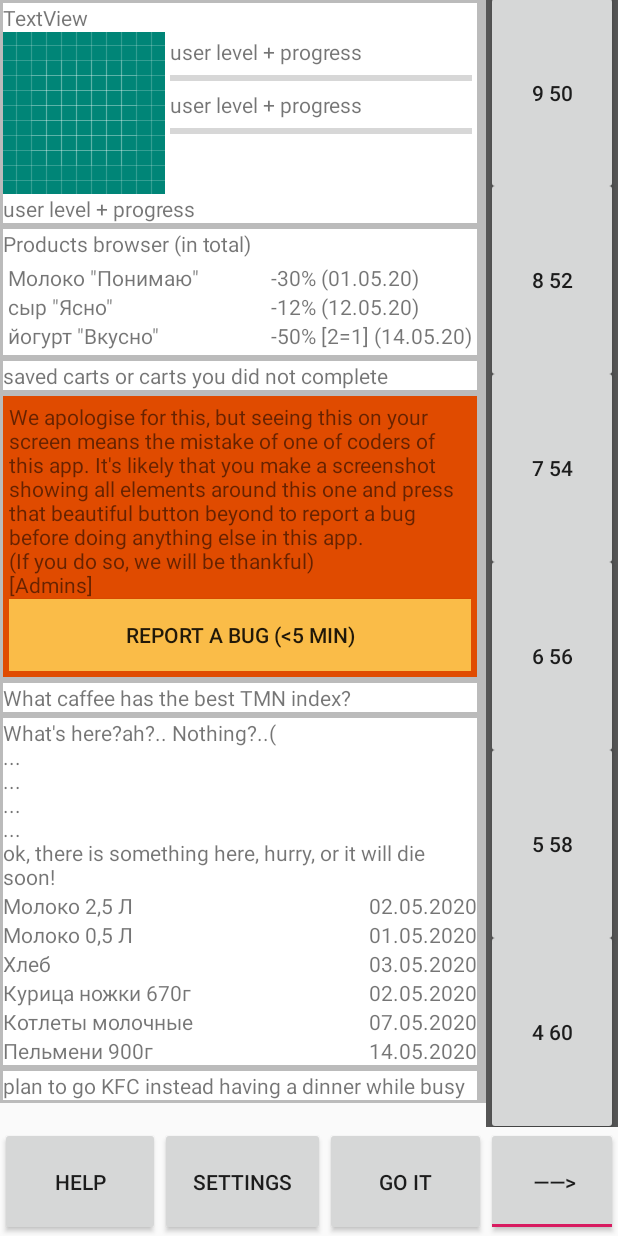
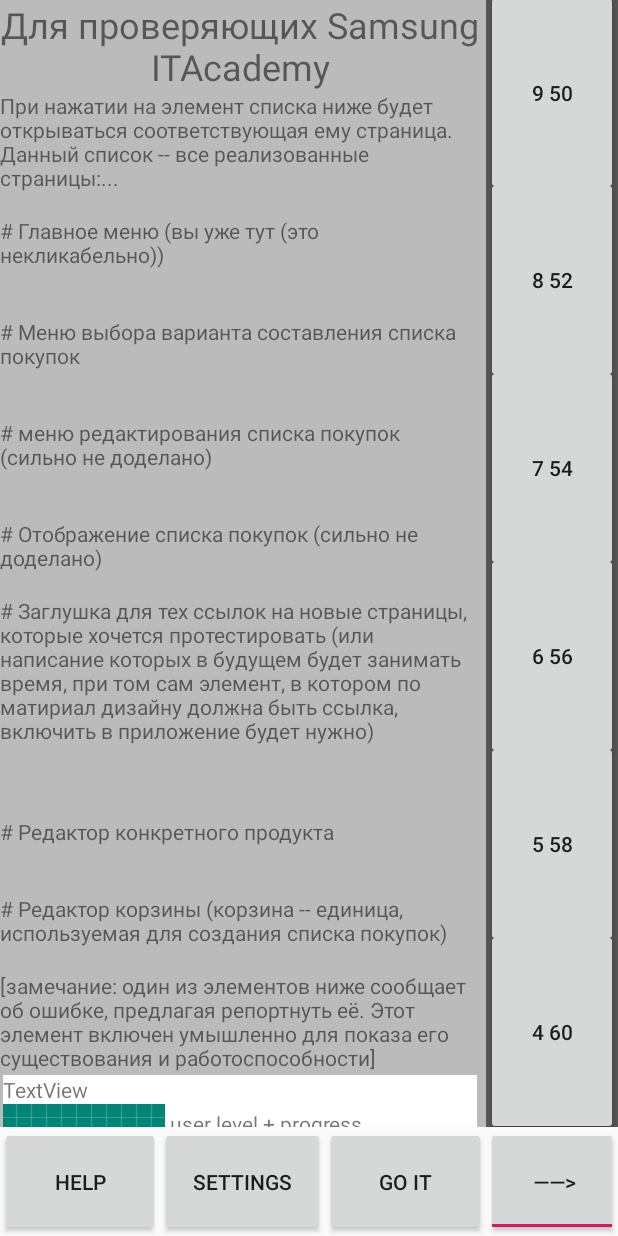
Before and after one commit to Sp3ch/foodcountpp, an Android app: the screen it shows after launch (ActivityPage0), on a phone screen of 412 x 824 dp. Run offline under Robolectric (Android 15) with nearby library versions, the phone set to English and light mode, and no system bars.

Commit message:
Added pages 2,3, post for Samsung in page 0, pages connected

```diff
--- a/app/src/main/java/ru/krivorukie/foodcountpp/ActivityPage0.java
+++ b/app/src/main/java/ru/krivorukie/foodcountpp/ActivityPage0.java
@@ -50,8 +50,8 @@ Button button1,button2,button3,button4;
         setContentView(R.layout.page_0);
 
 
-        //int position=0;         //TODO
-        if(savedInstanceState!=null)fnr2=fragMan.getFragment(savedInstanceState,"fnr1");
+        //int position=0;
+        if(savedInstanceState!=null) fnr2=fragMan.getFragment(savedInstanceState,"fnr1");
 
 
 //test
--- a/app/src/main/java/ru/krivorukie/foodcountpp/Page0Posts.java
+++ b/app/src/main/java/ru/krivorukie/foodcountpp/Page0Posts.java
@@ -12,16 +12,17 @@ import android.view.LayoutInflater;
 import android.view.View;
 import android.view.ViewGroup;
 
-//import retrofit2.Call;
-//import retrofit2.Response;
-//import retrofit2.Retrofit;
-//import retrofit2.converter.gson.GsonConverterFactory;
-//import retrofit2.http.GET;
-//import retrofit2.http.Query;
+import retrofit2.Call;
+import retrofit2.Response;
+import retrofit2.Retrofit;
+import retrofit2.converter.gson.GsonConverterFactory;
+import retrofit2.http.GET;
+import retrofit2.http.Query;
 
 import android.app.Fragment; // TODO adapt for Support library
 import android.widget.Button;
 import android.widget.LinearLayout;
+import android.widget.TextView;
 
 import androidx.annotation.NonNull;
 import androidx.annotation.Nullable;
@@ -49,8 +50,9 @@ import java.util.HashMap;
 import java.util.List;
 
 public class Page0Posts {
-     private final short amount=6;  private short scope_size=7;
-    private  String [] posts={"Decoy","CafesBrowser","Carts","Fridge","PlanACafe","Progress","TotalProducts"}; // names of posts for son=me iterators to use in cycle
+     private final short amount=7;      // amount of posts existing in the app (Decoy not included)
+     private final short scope_size=7;  // amount of posts loaded to Page0
+    private  String [] posts={"Decoy","ForSamsung","CafesBrowser","Carts","Fridge","PlanACafe","Progress","TotalProducts"}; // names of posts for son=me iterators to use in cycle
     private HashMap<Short,String> weight=new HashMap<>();  // position in the scope
     private HashMap<String,Integer> id = new HashMap<>(); // id's for taking em as elements manipulating with layouts
     private short[] weightVals = new short [amount+1];
@@ -65,8 +67,6 @@ public class Page0Posts {
         for(String ii:posts){
             weightVals[i]=a;
             weightKeys[i]=ii;
-            //id.put(i,a);
-            //weight.put(a,ii);
             a++; i++;
         }
 
@@ -101,32 +101,33 @@ public class Page0Posts {
             super.onPostExecute(result);
             Log.d("glhf", Arrays.toString(userFromServer.weights));
         }
-    }*/
-    /*public interface GerritAPI {
+    }
+    public interface GetAPI {
 
         @GET("json/")
         Call<List<User>> loadChanges();//@Query("q") String status
-    }*/
+    }
     public static class User {
         public int amount;
         public int[] weights;
     }
 
-    /*private void getOnlineNavRailSettings(){
+    private void getOnlineNavRailSettings(){
 
         Log.d("glhf", "12345");
         new MyAsyncTask().execute("");
-    }*/
-
+    }
+*/
 
     private void getNavRailSetting(){// gets info about weight[]
         //for(short i=amount;i>0;i--) weights[i-1]=(short)(i-1);// Kostili till [preferences]
         //TODO [preferences] get settings from memory
+
         //getOnlineNavRailSettings();
-
-        weightVals[posByKey("Progress")]=0;
-        weightVals[posByKey("TotalProducts")]=1;
-        weightVals[posByKey("Carts")]=2;
+        weightVals[posByKey("ForSamsung")]=0;
+        weightVals[posByKey("Progress")]=1;
+        weightVals[posByKey("TotalProducts")]=2;
+        weightVals[posByKey("Carts")]=3;
 
 
 
@@ -181,6 +182,7 @@ public class Page0Posts {
             case "PlanACafe":fragment = new PlanACAfe();break;
             case "Progress":fragment  = new Progress();break;
             case "TotalProducts":fragment = new TotalProducts();break;
+            case "ForSamsung":fragment = new ForSamsung(); break;
             case "Decoy":fragment=new Decoy(); break;
             default: fragment=null; break;
         }
@@ -253,10 +255,69 @@ public class Page0Posts {
                     startActivity(i);
                 }
             });
-            return totalProducts;}}
+            return totalProducts;}
+    }
+
+
+    public static class ForSamsung extends Fragment{
+        @Override
+        public View onCreateView(@NonNull LayoutInflater inflater, @Nullable ViewGroup container, @Nullable Bundle savedInstanceState){
+            final View forSamsung=inflater.inflate(R.layout.fragment_post_for_samsung, container, false);
+
+            LinearLayout text36 =forSamsung.findViewById(R.id.text36);
+            text36.setOnClickListener(new View.OnClickListener(){
+                Intent i;
+                @Override
+                public void onClick(View v){
+                    i=new Intent(forSamsung.getContext(), ActivityPage1.class);
+                    startActivity(i);
+                }
+            });
+            LinearLayout text37 =forSamsung.findViewById(R.id.text37);
+            text37.setOnClickListener(new View.OnClickListener(){
+                Intent i;
+                @Override
+                public void onClick(View v){
+                    i=new Intent(forSamsung.getContext(), ActivityPage2.class);
+                    startActivity(i);
+                }
+            });
+            LinearLayout text38 =forSamsung.findViewById(R.id.text38);
+            text38.setOnClickListener(new View.OnClickListener(){
+                Intent i;
+                @Override
+                public void onClick(View v){
+                    i=new Intent(forSamsung.getContext(), ActivityPage3.class);
+                    startActivity(i);
+                }
+            });LinearLayout text39 =forSamsung.findViewById(R.id.text39);
+            text39.setOnClickListener(new View.OnClickListener(){
+                Intent i;
+                @Override
+                public void onClick(View v){
+                    i=new Intent(forSamsung.getContext(), ActivityPageInDevelopment.class);
+                    startActivity(i);
+                }
+            });
+            LinearLayout text40 =forSamsung.findViewById(R.id.text40);
+            text40.setOnClickListener(new View.OnClickListener(){
+                Intent i;
+                @Override
+                public void onClick(View v){
+                    i=new Intent(forSamsung.getContext(), ActivityPage5.class);
+                    startActivity(i);
+                }
+            });
+            LinearLayout text41 =forSamsung.findViewById(R.id.text41);
+            text41.setOnClickListener(new View.OnClickListener(){
+                Intent i;
+                @Override
+                public void onClick(View v){
+                    i=new Intent(forSamsung.getContext(), ActivityPage4.class);
+                    startActivity(i);
+                }
+            });
+            return forSamsung;}
+    }
 
 }
-/*
-* i1=new Intent(ActivityPage0.this, ActivityPage4.class);
-                        startActivity(i1);
-* */
--- /dev/null
+++ b/app/src/main/res/layout/fragment_post_for_samsung.xml
@@ -0,0 +1,128 @@
+<?xml version="1.0" encoding="utf-8"?>
+<androidx.constraintlayout.widget.ConstraintLayout
+    xmlns:android="http://schemas.android.com/apk/res/android"
+    xmlns:tools="http://schemas.android.com/tools"
+    android:layout_width="match_parent"
+    android:layout_height="match_parent">
+
+    <LinearLayout
+        android:layout_width="match_parent"
+        android:layout_height="wrap_content"
+        android:orientation="vertical"
+        tools:layout_editor_absoluteX="1dp"
+        tools:layout_editor_absoluteY="1dp">
+
+        <TextView
+            android:id="@+id/textView32"
+            android:layout_width="match_parent"
+            android:layout_height="wrap_content"
+            android:text="Для проверяющих Samsung ITAcademy"
+            android:textAlignment="center"
+            android:textSize="24sp" />
+
+        <TextView
+            android:id="@+id/textView34"
+            android:layout_width="match_parent"
+            android:layout_height="wrap_content"
+            android:text="При нажатии на элемент списка ниже будет открываться соответствующая ему страница. Данный список -- все реализованные страницы:..." />
+
+        <TextView
+            android:id="@+id/textView35"
+            android:layout_width="match_parent"
+            android:layout_height="wrap_content"
+            android:clickable="false"
+            android:text="\n# Главное меню (вы уже тут (это некликабельно))\n" />
+
+        <LinearLayout
+            android:id="@+id/text36"
+            android:layout_width="match_parent"
+            android:layout_height="wrap_content"
+            android:orientation="horizontal"
+            android:clickable="true">
+
+            <TextView
+                android:id="@+id/textView36"
+                android:layout_width="match_parent"
+                android:layout_height="wrap_content"
+                android:clickable="false"
+                android:text="\n# Меню выбора варианта составления списка покупок\n"/>
+        </LinearLayout>
+
+        <LinearLayout
+            android:id="@+id/text37"
+            android:layout_width="match_parent"
+            android:layout_height="wrap_content"
+            android:orientation="horizontal">
+
+            <TextView
+                android:id="@+id/textView37"
+                android:layout_width="match_parent"
+                android:layout_height="wrap_content"
+                android:clickable="false"
+                android:text="\n# меню редактирования списка покупок (сильно не доделано)\n" />
+        </LinearLayout>
+
+        <LinearLayout
+            android:id="@+id/text38"
+            android:layout_width="match_parent"
+            android:layout_height="wrap_content"
+            android:orientation="horizontal">
+
+            <TextView
+                android:id="@+id/textView38"
+                android:layout_width="match_parent"
+                android:layout_height="wrap_content"
+                android:clickable="false"
+                android:text="\n# Отображение списка покупок (сильно не доделано)\n" />
+        </LinearLayout>
+
+        <LinearLayout
+            android:id="@+id/text39"
+            android:layout_width="match_parent"
+            android:layout_height="wrap_content"
+            android:orientation="horizontal">
+
+            <TextView
+                android:id="@+id/textView39"
+                android:layout_width="match_parent"
+                android:layout_height="wrap_content"
+                android:clickable="false"
+                android:text="# Заглушка для тех ссылок на новые страницы, которые хочется протестировать (или написание которых в будущем будет занимать время, при том сам элемент, в котором по матириал дизайну должна быть ссылка, включить в приложение будет нужно)\n\n" />
+        </LinearLayout>
+
+        <LinearLayout
+            android:id="@+id/text40"
+            android:layout_width="match_parent"
+            android:layout_height="wrap_content"
+            android:orientation="horizontal">
+
+            <TextView
+                android:id="@+id/textView40"
+                android:layout_width="match_parent"
+                android:layout_height="wrap_content"
+                android:clickable="false"
+                android:text="\n# Редактор конкретного продукта\n" />
+        </LinearLayout>
+
+        <LinearLayout
+            android:id="@+id/text41"
+            android:layout_width="match_parent"
+            android:layout_height="wrap_content"
+            android:orientation="horizontal">
+
+            <TextView
+                android:id="@+id/textView41"
+                android:layout_width="match_parent"
+                android:layout_height="wrap_content"
+                android:clickable="false"
+                android:text="\n# Редактор корзины (корзина -- единица, используемая для создания списка покупок)\n" />
+        </LinearLayout>
+
+        <TextView
+            android:id="@+id/textView42"
+            android:layout_width="match_parent"
+            android:layout_height="wrap_content"
+            android:text="[замечание: один из элементов ниже сообщает об ошибке, предлагая репортнуть её. Этот элемент включен умышленно для показа его существования и работоспособности]" />
+
+    </LinearLayout>
+</androidx.constraintlayout.widget.ConstraintLayout>
--- a/app/src/main/res/layout/page_1.xml
+++ b/app/src/main/res/layout/page_1.xml
@@ -25,8 +25,9 @@
             android:layout_width="match_parent"
             android:layout_height="wrap_content"
             android:layout_weight="1"
+            android:text="Выберите способ формирования списка покупок:"
             android:textAlignment="center"
-            android:text="Выберите способ формирования списка покупок:" />
+            android:textSize="30sp" />
 
         <LinearLayout
             android:layout_width="match_parent"
@@ -35,7 +36,7 @@
             android:orientation="vertical">
 
             <Button
-                android:id="@+id/button7"
+                android:id="@+id/button9"
                 android:layout_width="match_parent"
                 android:layout_height="wrap_content"
                 android:text="Автоматизировано (алгоритмом)" />
--- a/app/src/main/res/layout/page_3.xml
+++ b/app/src/main/res/layout/page_3.xml
@@ -30,12 +30,11 @@
         app:layout_constraintTop_toTopOf="@+id/guideline4">
 
         <Button
-            android:id="@+id/button7"
+            android:id="@+id/button9"
             android:layout_width="wrap_content"
             android:layout_height="match_parent"
             android:layout_weight="1"
-            android:text="Button"
-             />
+            android:text="Закончить покупку" />
     </LinearLayout>
 
     <androidx.constraintlayout.widget.Guideline
```
Also changed, not shown: app/src/main/AndroidManifest.xml (+19 -0 lines), app/src/main/java/ru/krivorukie/foodcountpp/ActivityPage1.java (+7 -7 lines), app/src/main/java/ru/krivorukie/foodcountpp/ActivityPage2.java (added, +26 -0 lines), app/src/main/java/ru/krivorukie/foodcountpp/ActivityPage3.java (+13 -0 lines), app/src/main/res/layout/page_2.xml (added, +66 -0 lines).
